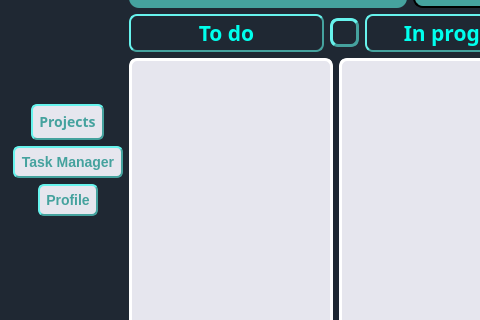
Before: the Qt Designer form ui/MainWindowTaskManager.ui in kiozet/TaskManagerWithAI, drawn with Qt 5; both pictures show x 0 to 480 and y 179 to 499 of the 976 by 678 pixel window.
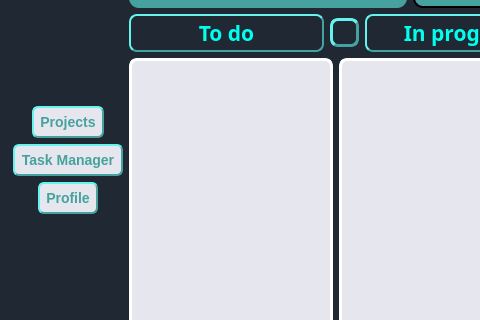
After: the same form once the commit is applied. Icons and pictures are not drawn.

Commit message: design profile wind

What changed in the file:
```diff
--- a/ui/MainWindowTaskManager.ui
+++ b/ui/MainWindowTaskManager.ui
@@ -83,7 +83,6 @@
        </property>
        <property name="font">
         <font>
-         <family>.SF Soft Numeric</family>
          <pointsize>-1</pointsize>
          <weight>75</weight>
          <italic>false</italic>
```
The commit also changes 1 other file.
